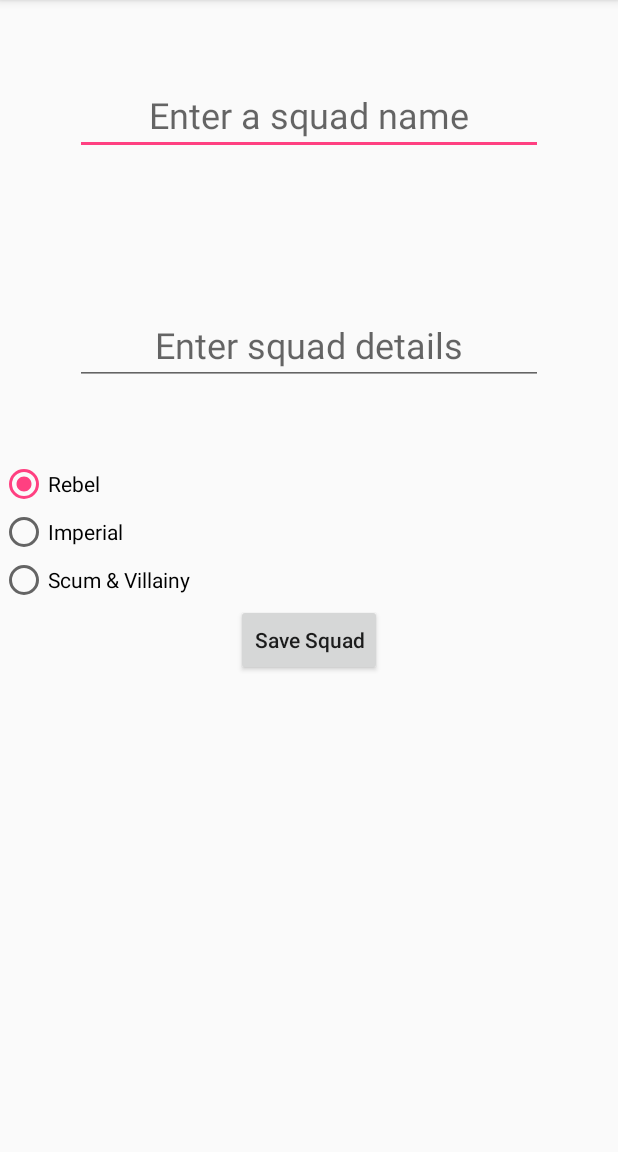
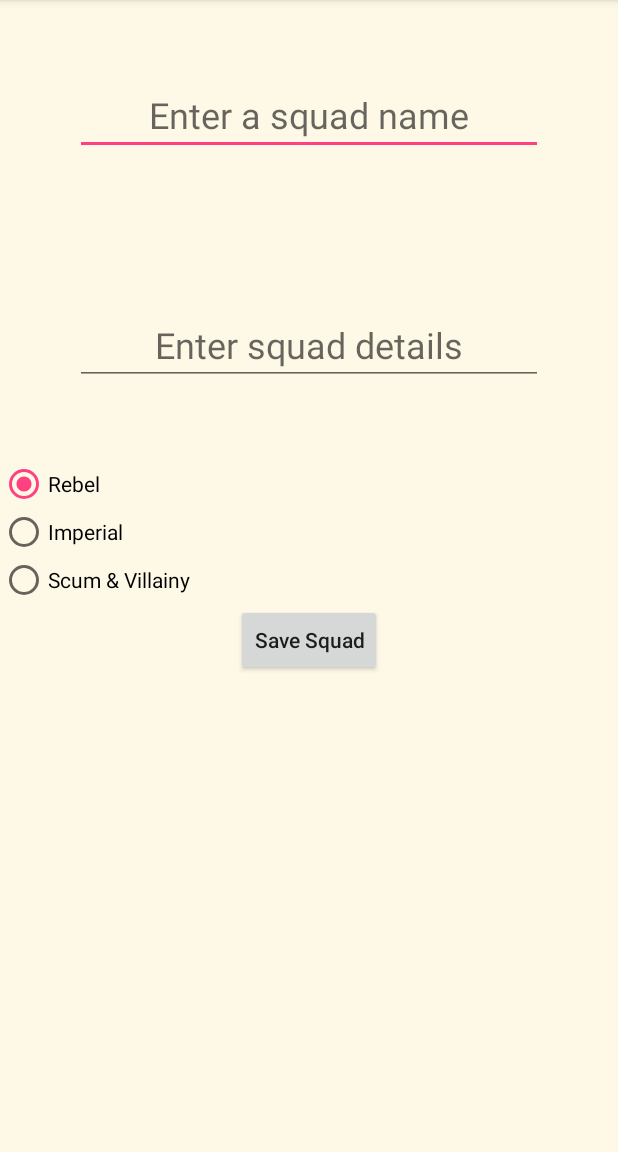
Before and after one commit to rcrichton87/project_2_android_xwing_squad_viewer, an Android app: the NewSquadActivity screen opened directly, with no data from a screen before it, on a phone screen of 412 x 824 dp, the part 84-1236 px from its top. Run offline under Robolectric (Android 15) with nearby library versions, the phone set to English and light mode, and no system bars.

```diff
--- a/app/src/main/res/layout/activity_new_squad.xml
+++ b/app/src/main/res/layout/activity_new_squad.xml
@@ -1,4 +1,8 @@
-<?xml version="1.0" encoding="utf-8"?>
+<ScrollView android:layout_height="match_parent"
+    android:layout_width="match_parent"
+    xmlns:android="http://schemas.android.com/apk/res/android"
+    android:background="@color/background">
+
     <LinearLayout xmlns:android="http://schemas.android.com/apk/res/android"
         android:orientation="vertical" android:layout_width="match_parent"
         android:layout_height="match_parent">
@@ -55,3 +59,4 @@
             android:onClick="onSaveButtonClicked"/>
 
     </LinearLayout>
+</ScrollView>
--- a/app/src/main/res/layout/activity_show_squad.xml
+++ b/app/src/main/res/layout/activity_show_squad.xml
@@ -1,6 +1,8 @@
 <ScrollView android:layout_height="match_parent"
     android:layout_width="match_parent"
-    xmlns:android="http://schemas.android.com/apk/res/android">
+    xmlns:android="http://schemas.android.com/apk/res/android"
+    android:background="@color/background">
+
     <LinearLayout xmlns:android="http://schemas.android.com/apk/res/android"
         android:orientation="vertical" android:layout_width="match_parent"
         android:layout_height="match_parent"
```
Also changed, not shown: app/src/main/res/drawable/attack_blank.png (added), app/src/main/res/drawable/attack_crit.png (added), app/src/main/res/drawable/attack_focus.png (added), app/src/main/res/drawable/attack_hit.png (added), app/src/main/res/drawable/defence_blank.png (added), app/src/main/res/drawable/defence_evade.png (added), app/src/main/res/drawable/defence_focus.png (added). Lines whose indentation alone changed are shown as unchanged.
